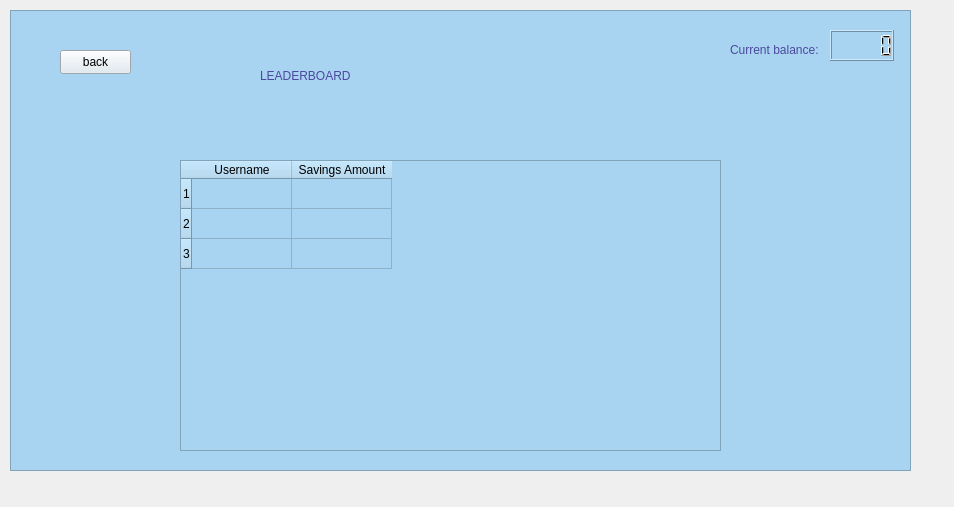
Old version of the form view/leaderboard.ui in the repository rawsashimi1604/1009_BankingSystem.
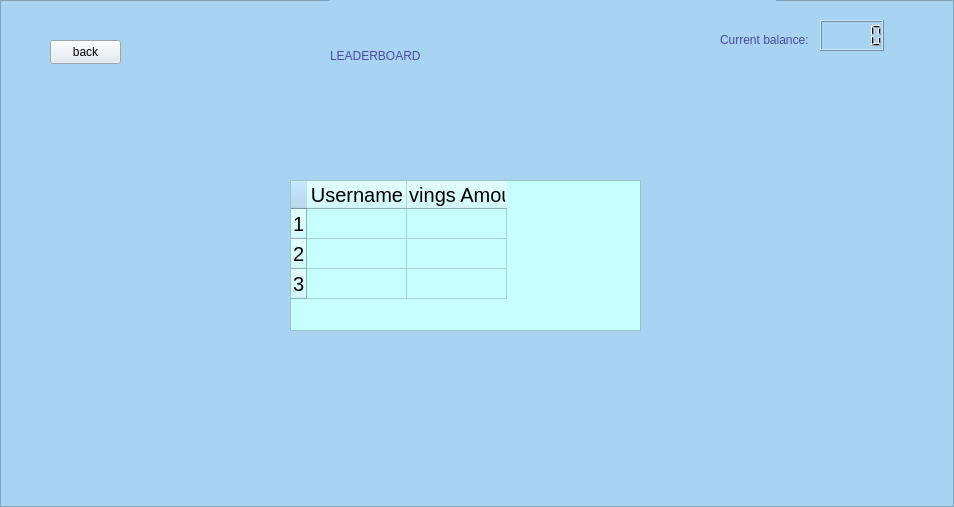
New version of the form.

What changed in the file:
```diff
--- a/view/leaderboard.ui
+++ b/view/leaderboard.ui
@@ -16,10 +16,10 @@
   <widget class="QStackedWidget" name="stackedWidget">
    <property name="geometry">
     <rect>
-     <x>10</x>
-     <y>10</y>
-     <width>941</width>
-     <height>491</height>
+     <x>0</x>
+     <y>0</y>
+     <width>954</width>
+     <height>507</height>
     </rect>
    </property>
    <widget class="QWidget" name="page">
@@ -28,8 +28,8 @@
       <rect>
        <x>0</x>
        <y>0</y>
-       <width>901</width>
-       <height>461</height>
+       <width>954</width>
+       <height>507</height>
       </rect>
      </property>
      <property name="styleSheet">
@@ -44,8 +44,8 @@
      <widget class="QLabel" name="label_7">
       <property name="geometry">
        <rect>
-        <x>250</x>
-        <y>10</y>
+        <x>330</x>
+        <y>0</y>
         <width>446</width>
         <height>111</height>
        </rect>
@@ -95,14 +95,17 @@
      <widget class="QTableWidget" name="tableWidget">
       <property name="geometry">
        <rect>
-        <x>170</x>
-        <y>150</y>
-        <width>541</width>
-        <height>291</height>
+        <x>290</x>
+        <y>180</y>
+        <width>351</width>
+        <height>151</height>
        </rect>
       </property>
       <property name="styleSheet">
-       <string notr="true">font: 700 9pt &quot;Segoe UI&quot;;</string>
+       <string notr="true">font: 700 9pt &quot;Segoe UI&quot;;
+font-size: 20px;
+background-color: rgb(199, 254, 255);
+color: rgb(0, 0, 0);</string>
       </property>
       <row>
        <property name="text">
```
